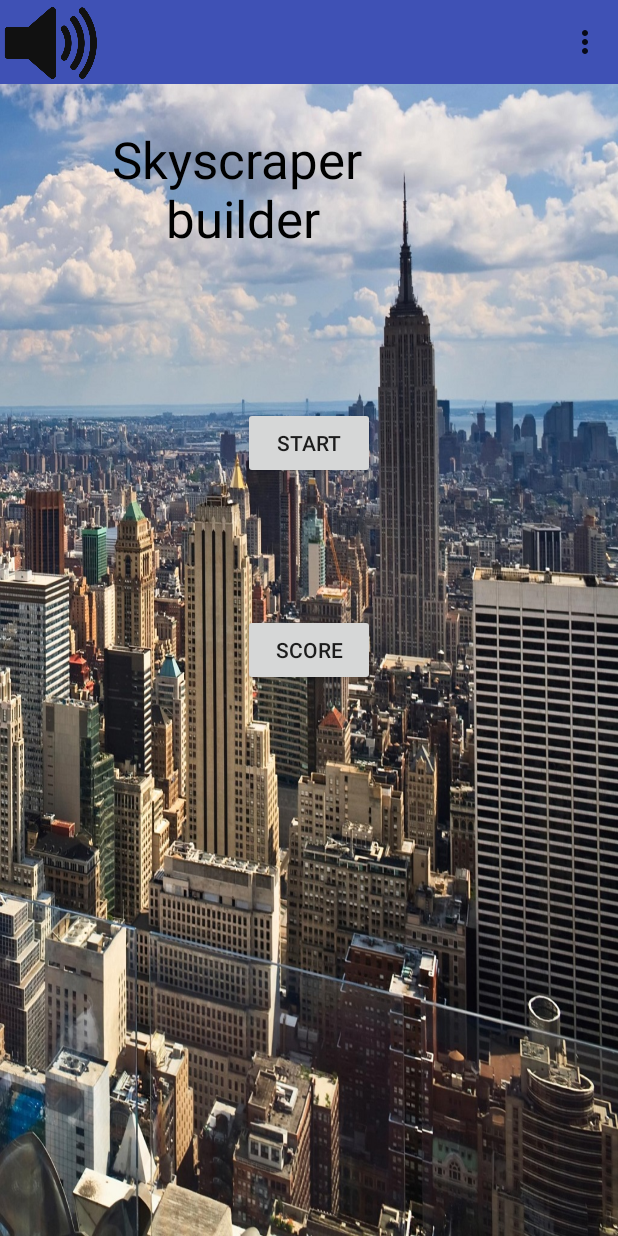
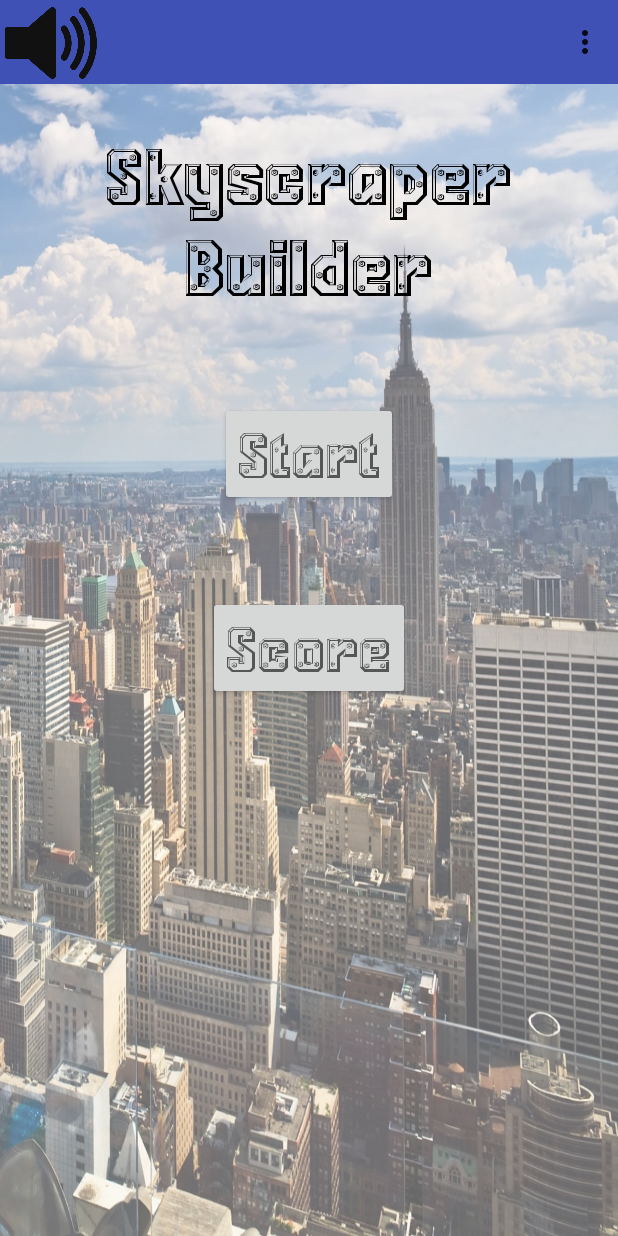
Before and after one commit to asrabon/FinalProject-SkyscraperApp, an Android app: the screen it shows after launch (MenuScreen), on a phone screen of 412 x 824 dp. Run offline under Robolectric (Android 15) with nearby library versions, the phone set to English and light mode, and no system bars.

Commit message:
Updated UI

```diff
--- a/app/src/main/AndroidManifest.xml
+++ b/app/src/main/AndroidManifest.xml
@@ -4,8 +4,10 @@
 
     <application
         android:allowBackup="true"
+        android:hardwareAccelerated="true"
         android:icon="@mipmap/ic_launcher"
         android:label="@string/app_name"
+        android:largeHeap="true"
         android:supportsRtl="true"
         android:theme="@style/AppTheme">
         <activity android:name=".MenuScreen">
--- a/app/src/main/java/com/example/junkai/finalproject/MenuScreen.java
+++ b/app/src/main/java/com/example/junkai/finalproject/MenuScreen.java
@@ -5,6 +5,7 @@ import android.content.res.Resources;
 import android.graphics.Bitmap;
 import android.graphics.BitmapFactory;
 import android.graphics.Color;
+import android.graphics.Typeface;
 import android.graphics.drawable.BitmapDrawable;
 import android.graphics.drawable.Drawable;
 import android.media.MediaPlayer;
@@ -19,6 +20,7 @@ import android.view.Menu;
 import android.view.MenuItem;
 import android.view.View;
 import android.widget.Button;
+import android.widget.FrameLayout;
 import android.widget.TextView;
 import android.widget.Toast;
 
@@ -37,22 +39,25 @@ public class MenuScreen extends AppCompatActivity {
     private TextView nameOfGameTextView;
     private Button gameStartButton,scoreButton;
     private MediaPlayer mediaPlayer;
+    private FrameLayout backgroundFrame;
 
     @Override
     protected void onCreate(Bundle savedInstanceState) {
         super.onCreate(savedInstanceState);
         setContentView(R.layout.activity_menu_screen);
 
-        //set the background picture
-        //Drawable drBack = getResources().getDrawable(R.drawable.empire);
-        //Bitmap bitmapBack = ((BitmapDrawable) drBack).getBitmap();
+        backgroundFrame = (FrameLayout)findViewById(R.id.backgroundFrame);
+
+        String fontPath = "fonts/building.ttf";
+        Typeface buildingTypeface = Typeface.createFromAsset(getAssets(), fontPath);
 
         Bitmap bitmapBack = BitmapFactory.decodeResource(getResources(), R.drawable.empire);
         int heightOfScreen = Resources.getSystem().getDisplayMetrics().heightPixels;
         int widthOfScreen = Resources.getSystem().getDisplayMetrics().widthPixels;
         Drawable newDrBack = new BitmapDrawable(getResources(), Bitmap.createScaledBitmap(bitmapBack,widthOfScreen,heightOfScreen,true));
         if (Build.VERSION.SDK_INT >= Build.VERSION_CODES.JELLY_BEAN) {
-            getWindow().getDecorView().setBackground(newDrBack);
+            backgroundFrame.setBackground(newDrBack);
+            //getWindow().getDecorView().setBackground(newDrBack);
         }
 
         toolbar = (Toolbar)findViewById(R.id.toolbar);
@@ -113,6 +118,10 @@ public class MenuScreen extends AppCompatActivity {
 
         });
 
+        //set fonts up for button and text
+        nameOfGameTextView.setTypeface(buildingTypeface);
+        gameStartButton.setTypeface(buildingTypeface);
+        scoreButton.setTypeface(buildingTypeface);
     }
 
     @Override
--- a/app/src/main/res/layout/activity_menu_screen.xml
+++ b/app/src/main/res/layout/activity_menu_screen.xml
@@ -1,10 +1,11 @@
 <?xml version="1.0" encoding="utf-8"?>
 <RelativeLayout xmlns:android="http://schemas.android.com/apk/res/android"
+    xmlns:app="http://schemas.android.com/apk/res-auto"
     xmlns:tools="http://schemas.android.com/tools"
     android:id="@+id/activity_menu_screen"
     android:layout_width="match_parent"
     android:layout_height="match_parent"
-    android:paddingBottom="@dimen/activity_vertical_margin"
+    android:paddingBottom="0dp"
     android:paddingLeft="0dp"
     android:paddingRight="0dp"
     android:paddingTop="0dp"
@@ -24,35 +25,45 @@
 
     </android.support.v7.widget.Toolbar>
 
+    <FrameLayout
+        android:layout_width="match_parent"
+        android:layout_height="match_parent"
+        android:layout_below="@+id/toolbar"
+        android:id="@+id/backgroundFrame"
+        android:alpha=".6">
+
+    </FrameLayout>
+
+    <TextView
+        android:text="Skyscraper\nBuilder"
+        android:layout_width="wrap_content"
+        android:layout_height="wrap_content"
+        android:id="@+id/nameOfGameTextView"
+        android:textAppearance="@style/TextAppearance.AppCompat.Display3"
+        android:layout_marginTop="30dp"
+        android:gravity="center"
+        android:layout_below="@+id/toolbar"
+        android:layout_centerHorizontal="true" />
+
+    <Button
+        android:text="Start"
+        android:layout_width="wrap_content"
+        android:layout_height="wrap_content"
+        android:layout_marginTop="60dp"
+        android:id="@+id/gameStartButton"
+        android:elevation="0dp"
+        android:textAppearance="@style/TextAppearance.AppCompat.Display2"
+        android:layout_below="@+id/nameOfGameTextView"
+        android:layout_centerHorizontal="true" />
+
     <Button
         android:text="Score"
         android:layout_width="wrap_content"
         android:layout_height="wrap_content"
         android:id="@+id/ScoreButton"
-        android:layout_marginTop="90dp"
+        android:layout_marginTop="60dp"
+        android:textAppearance="@style/TextAppearance.AppCompat.Display2"
         android:layout_below="@+id/gameStartButton"
-        android:layout_alignLeft="@+id/gameStartButton"
-        android:layout_alignStart="@+id/gameStartButton" />
-
-    <Button
-        android:text="Start"
-        android:layout_width="wrap_content"
-        android:layout_height="wrap_content"
-        android:layout_marginTop="103dp"
-        android:id="@+id/gameStartButton"
-        android:layout_below="@+id/nameOfGameTextView"
         android:layout_centerHorizontal="true" />
 
-    <TextView
-        android:text="Skyscraper \nbuilder"
-        android:layout_width="wrap_content"
-        android:layout_height="wrap_content"
-        android:id="@+id/nameOfGameTextView"
-        android:textAppearance="@style/TextAppearance.AppCompat.Display1"
-        android:layout_marginTop="27dp"
-        android:gravity="center"
-        android:layout_below="@+id/toolbar"
-        android:layout_alignRight="@+id/gameStartButton"
-        android:layout_alignEnd="@+id/gameStartButton" />
-
 </RelativeLayout>
```
Also changed, not shown: app/src/main/java/com/example/sloan/skyscraperbuilder/AnimationView.java (+16 -6 lines), app/src/main/java/com/example/sloan/skyscraperbuilder/MainActivity.java (+12 -17 lines), app/src/main/assets/fonts/building.ttf (added), app/src/main/res/drawable/building_level.png (added), app/src/main/res/drawable/building_level_menu.png (added), app/src/main/res/drawable/building_level_with_door.png (added), app/src/main/res/drawable/gamebackground.jpg, app/src/main/res/drawable/level.jpg (deleted).
